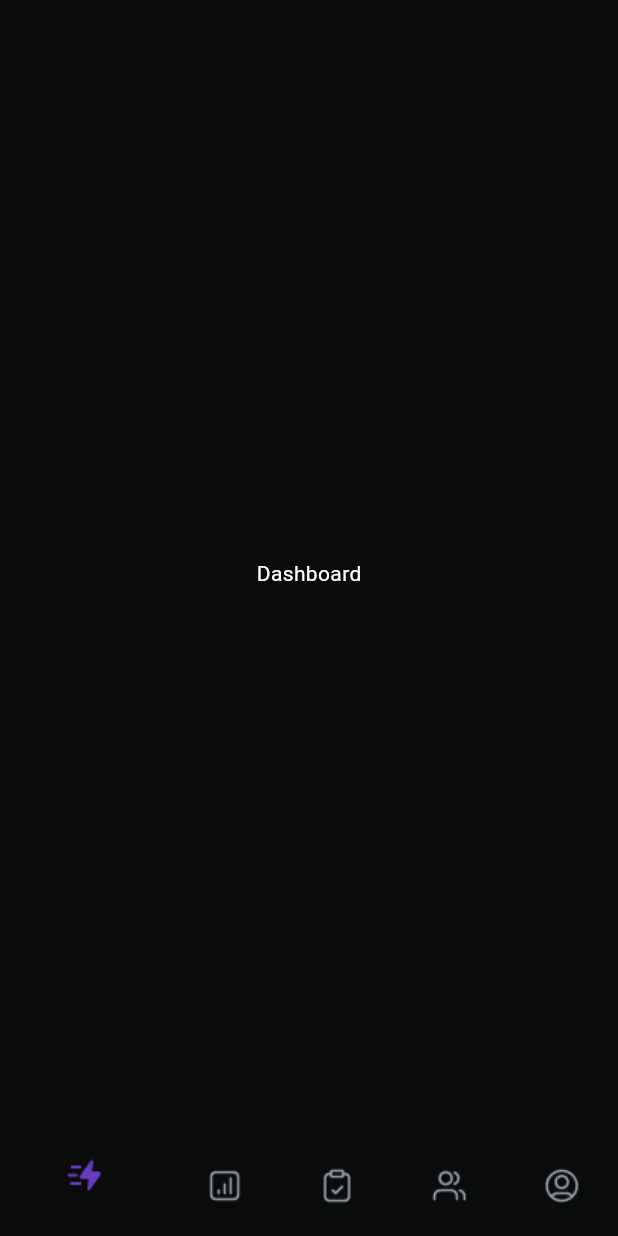
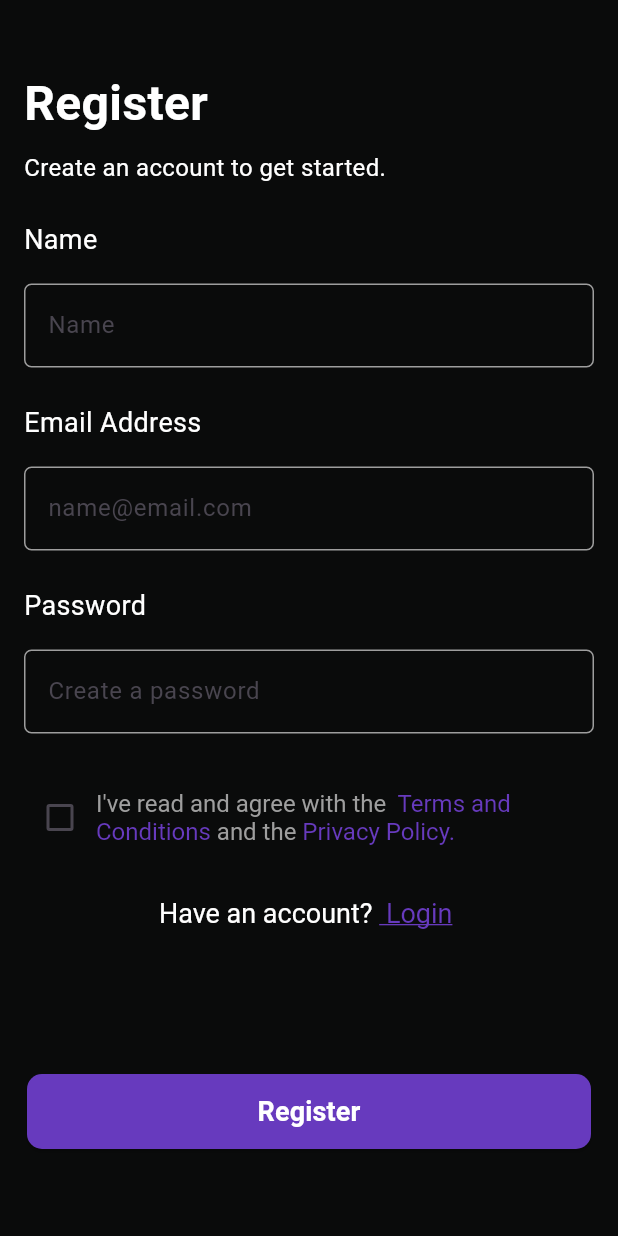
Before and after one commit to repstraining/RepsTrainerApp, a Flutter app: the screen it shows after launch, on a phone screen of 412 x 824 dp. Run offline on Flutter 3.47's test engine with Material 3 defaults, Android fonts, the phone set to English and light mode, and no system bars; our stand-ins replace get, image_picker, video_player.

Commit message:
login and registration UI

```diff
--- /dev/null
+++ b/lib/controllers/authentication_controller.dart
@@ -0,0 +1,9 @@
+import 'package:get/get.dart';
+
+class OnboardingController extends GetxController {
+  var currentIndex = 0.obs;
+
+  void changePage(int index) {
+    currentIndex.value = index;
+  }
+}
--- a/lib/main.dart
+++ b/lib/main.dart
@@ -1,6 +1,9 @@
 import 'package:flutter/material.dart';
 import 'package:get/get.dart';
+import 'package:reps_trainer_app/controllers/bottom_nav_controller.dart';
 import 'package:reps_trainer_app/utils/colors.dart';
+import 'package:reps_trainer_app/views/authentication/login.dart';
+import 'package:reps_trainer_app/views/authentication/registration.dart';
 import 'package:reps_trainer_app/views/playbook/playbook.dart';
 
 void main() {
@@ -13,23 +16,27 @@ class MyApp extends StatelessWidget {
   @override
   Widget build(BuildContext context) {
     return GetMaterialApp(
+      debugShowCheckedModeBanner: false,
 
-      home: BottomNavScreen(),
+     home: const Registration(),
       getPages: [
-        // other screens navigation
+        GetPage(
+          name: '/registration',
+          page: () => const Registration(),
+          transition: Transition.fade,
+        ),
+        GetPage(
+          name: '/login',
+          page: () => const Login(),
+          transition: Transition.fade,
+        ),
+
       ],
     );
   }
 }
 
-class BottomNavController extends GetxController {
-  var selectedIndex = 0.obs;
 
-
-  void changeIndex(int index) {
-    selectedIndex.value = index;
-  }
-}
 
 class BottomNavScreen extends StatelessWidget {
   final List<Widget> _pages = [
--- /dev/null
+++ b/lib/views/authentication/registration.dart
@@ -0,0 +1,212 @@
+import 'package:flutter/material.dart';
+import 'package:get/get.dart';
+import 'package:reps_trainer_app/controllers/authentication_controller.dart';
+import 'package:reps_trainer_app/utils/colors.dart';
+import 'package:reps_trainer_app/utils/fonts.dart';
+
+
+
+
+class Registration extends StatefulWidget {
+  const Registration({super.key});
+
+  @override
+  State<Registration> createState() => _RegistrationState();
+}
+
+class _RegistrationState extends State<Registration> {
+  final OnboardingController controller = Get.put(OnboardingController());
+
+  @override
+  Widget build(BuildContext context) {
+    return Scaffold(
+      backgroundColor: backgroundColor,
+      body:  Column(
+        children: [
+         SizedBox(height: 30,),
+          Padding(
+            padding: const EdgeInsets.all(16.0),
+            child: Column(
+              crossAxisAlignment: CrossAxisAlignment.start,
+              children: [
+                Text(
+                  'Register',
+                  style: TextStyle(fontSize: 32, fontWeight: FontWeight.bold, color: Colors.white),
+                ),
+                SizedBox(height: 8),
+                Text(
+                  'Create an account to get started.',
+                  style: TextStyle(fontSize: 16, color: Colors.white),
+                ),
+                SizedBox(height: 24),
+                Text('Name', style: textStyleNormal.copyWith(fontSize: 18),), SizedBox(height: 16,),
+                TextField(
+                  decoration: InputDecoration(
+                    hintText: 'Name',
+                    //labelStyle: TextStyle(color: Colors.white),
+                    enabledBorder: OutlineInputBorder(
+                      borderSide: BorderSide(color: Colors.grey),
+                      borderRadius: BorderRadius.circular(5),
+                    ),
+                     focusedBorder: OutlineInputBorder(
+              borderSide: BorderSide(color: primaryColor,),
+               borderRadius: BorderRadius.circular(5),
+
+          ),
+                  ),
+                  style: TextStyle(color: Colors.white),
+                ),
+                SizedBox(height: 24),
+                Text('Email Address', style: textStyleNormal.copyWith(fontSize: 18),), SizedBox(height: 16,),
+                TextField(
+                  decoration: InputDecoration(
+                    hintText: 'name@email.com',
+                    //labelStyle: TextStyle(color: Colors.white),
+                    enabledBorder: OutlineInputBorder(
+                      borderSide: BorderSide(color: Colors.grey),
+                      borderRadius: BorderRadius.circular(5),
+                    ),
+                     focusedBorder: OutlineInputBorder(
+              borderSide: BorderSide(color: primaryColor,),
+               borderRadius: BorderRadius.circular(5),
+
+          ),
+                  ),
+                  style: TextStyle(color: Colors.white),
+                ),
+                 SizedBox(height: 24),
+                Text('Password', style: textStyleNormal.copyWith(fontSize: 18),), SizedBox(height: 16,),
+                TextField(
+                  decoration: InputDecoration(
+                    hintText: 'Create a password',
+                    //labelStyle: TextStyle(color: Colors.white),
+                    enabledBorder: OutlineInputBorder(
+                      borderSide: BorderSide(color: Colors.grey),
+                      borderRadius: BorderRadius.circular(5),
+                    ),
+                     focusedBorder: OutlineInputBorder(
+              borderSide: BorderSide(color: primaryColor,),
+               borderRadius: BorderRadius.circular(5),
+
+          ),
+
+                  ),
+                  style: TextStyle(color: Colors.white),
+                  obscureText: true,
+                ),
+
+                SizedBox(height: 32,),
+                Row(
+                  mainAxisAlignment: MainAxisAlignment.start,
+        crossAxisAlignment: CrossAxisAlignment.center,
+
+                  children: [
+                    Checkbox(
+                      value: false,
+                      onChanged: (value) {},
+                      activeColor: primaryColor ,
+                    ),
+                    Flexible(
+                      child: RichText(
+                              text: TextSpan(
+                                // Default style for the entire RichText, if not overridden by children
+                                style: const TextStyle(
+                                  fontSize: 16.0,
+                                  color: Colors.grey,
+                                ),
+                                children: <TextSpan>[
+                                  // Section 1: Normal text
+                                  const TextSpan(
+                                        text:  "I've read and agree with the ",
+                                  ),
+                                  // Section 2: Bold and red text
+                                  TextSpan(
+                                        text: ' Terms and Conditions ',
+                                        style: TextStyle(
+
+                                          color: primaryColor,
+                                        ),
+                                  ),
+                                   TextSpan(
+                                        text: 'and the',
+                                        style: TextStyle(
+
+                                          color: Colors.grey,
+                                        ),
+                                  ),
+
+                                  TextSpan(
+                                        text: ' Privacy Policy.',
+                                        style: TextStyle(
+
+                                          color: primaryColor,
+                                        ),
+                                  ),
+                                ],
+                              ),
+                            ),
+                    ),
+
+                  ],
+                ),
+                SizedBox(height: 16),
+                Row(
+                  mainAxisAlignment: MainAxisAlignment.center,
+                  children: [
+                    TextButton(
+                      onPressed: () => Get.toNamed('/login'),
+                      child: RichText(
+                                  text: TextSpan(
+                                    // Default style for the entire RichText, if not overridden by children
+                                    style: const TextStyle(
+                                      fontSize: 18.0,
+                                      color: Colors.white,
+                                    ),
+                                    children: <TextSpan>[
+                                      // Section 1: Normal text
+                                      const TextSpan(
+                                            text:  "Have an account? ",
+                                      ),
+                                      // Section 2: Bold and red text
+                                      TextSpan(
+                                            text: ' Login ',
+                                            style: TextStyle(
+                                             decoration: TextDecoration.underline,
+                                              color: primaryColor,
+                                            ),
+                                      ),
+
+
+
+                                    ],
+                                  ),
+                                ),
+                    ),
+                  ],
+                ),
+
+              ],
+            ),
+          ),
+          Spacer(),
+                Padding(
+                  padding: const EdgeInsets.all(18.0),
+                  child: ElevatedButton(
+                    onPressed: () {},
+                    style: ElevatedButton.styleFrom(
+                      backgroundColor: primaryColor,
+                      minimumSize: Size(double.infinity, 50),
+                      shape: RoundedRectangleBorder(
+                              borderRadius: BorderRadius.circular(10.0),
+                            ),
+
+                    ),
+                    child: Text('Register', style: textStyleNormalBold.copyWith(fontSize: 18)),
+                  ),
+                ),
+                SizedBox(height: 40,)
+        ],
+      ),
+    );
+  }
+}
```
Also changed, not shown: lib/controllers/bottom_nav_controller.dart (added, +10 -0 lines), lib/views/authentication/login.dart (added, +137 -0 lines), assets/images/reps.png (added).
